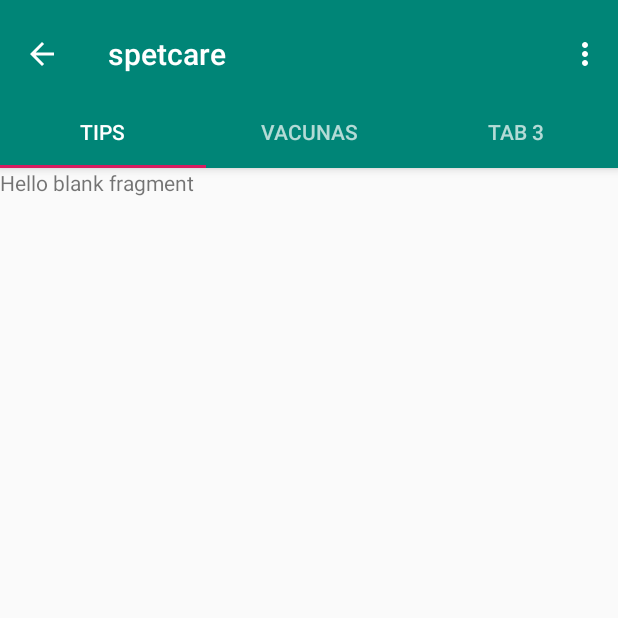
After one commit to Rosi2/Spetcare, an Android app: the tabActivity screen opened directly, with no data from a screen before it, on a phone screen of 412 x 824 dp, the top half of it. The commit adds this screen. Run offline under Robolectric (Android 15) with nearby library versions, the phone set to English and light mode, and no system bars.

Commit message:
tabs basico

```diff
--- a/app/build.gradle
+++ b/app/build.gradle
@@ -25,6 +25,8 @@ dependencies {
     //implementation 'com.google.firebase:firebase-core:16.0.4'
     implementation 'com.google.firebase:firebase-auth:16.0.4'
     implementation 'com.android.support.constraint:constraint-layout:1.1.3'
+    implementation 'com.android.support:design:28.0.0'
+    implementation 'com.android.support:support-v4:28.0.0'
     testImplementation 'junit:junit:4.12'
     androidTestImplementation 'com.android.support.test:runner:1.0.2'
     androidTestImplementation 'com.android.support.test.espresso:espresso-core:3.0.2'
--- a/app/src/main/java/com/example/hphp/spetcare/MainActivity.java
+++ b/app/src/main/java/com/example/hphp/spetcare/MainActivity.java
@@ -104,6 +104,7 @@ public class MainActivity extends AppCompatActivity implements View.OnClickListe
                             Intent intencion = new Intent(getApplication(), Welcome_Activity.class);
                             intencion.putExtra(Welcome_Activity.user, user);
                             startActivity(intencion);
+                            finish();
                         } else {
                             if (task.getException() instanceof FirebaseAuthUserCollisionException) {//si se presenta una colisión
                                 Toast.makeText(MainActivity.this, "Ese usuario ya existe ", Toast.LENGTH_SHORT).show();
--- a/app/src/main/java/com/example/hphp/spetcare/Welcome_Activity.java
+++ b/app/src/main/java/com/example/hphp/spetcare/Welcome_Activity.java
@@ -1,6 +1,7 @@
 package com.example.hphp.spetcare;
 
 import android.content.Context;
+import android.content.Intent;
 import android.os.Bundle;
 import android.support.v7.app.AppCompatActivity;
 import android.view.View;
@@ -30,6 +31,9 @@ public class Welcome_Activity extends AppCompatActivity {
         gridview.setOnItemClickListener(new AdapterView.OnItemClickListener() {
             public void onItemClick(AdapterView<?> parent, View v,
                                     int position, long id) {
+                Intent intent = new Intent(getBaseContext(), tabActivity.class);
+                intent.putExtra("animal", position);
+                startActivity(intent);
                 Toast.makeText(Welcome_Activity.this, "" + position,
                         Toast.LENGTH_SHORT).show();
             }
--- /dev/null
+++ b/app/src/main/java/com/example/hphp/spetcare/tabActivity.java
@@ -0,0 +1,128 @@
+package com.example.hphp.spetcare;
+
+import android.support.annotation.Nullable;
+import android.support.design.widget.TabLayout;
+import android.support.design.widget.FloatingActionButton;
+import android.support.design.widget.Snackbar;
+import android.support.v7.app.AppCompatActivity;
+import android.support.v7.widget.Toolbar;
+
+import android.support.v4.app.Fragment;
+import android.support.v4.app.FragmentManager;
+import android.support.v4.app.FragmentPagerAdapter;
+import android.support.v4.view.ViewPager;
+import android.os.Bundle;
+import android.view.LayoutInflater;
+import android.view.Menu;
+import android.view.MenuItem;
+import android.view.View;
+import android.view.ViewGroup;
+
+import android.widget.TextView;
+
+public class tabActivity extends AppCompatActivity {
+
+    /**
+     * The {@link android.support.v4.view.PagerAdapter} that will provide
+     * fragments for each of the sections. We use a
+     * {@link FragmentPagerAdapter} derivative, which will keep every
+     * loaded fragment in memory. If this becomes too memory intensive, it
+     * may be best to switch to a
+     * {@link android.support.v4.app.FragmentStatePagerAdapter}.
+     */
+    private SectionsPagerAdapter mSectionsPagerAdapter;
+
+    /**
+     * The {@link ViewPager} that will host the section contents.
+     */
+    private ViewPager mViewPager;
+
+    @Override
+    protected void onCreate(Bundle savedInstanceState) {
+        super.onCreate(savedInstanceState);
+        setContentView(R.layout.activity_tab);
+
+        Toolbar toolbar = (Toolbar) findViewById(R.id.toolbar);
+        setSupportActionBar(toolbar);
+        getSupportActionBar().setDisplayHomeAsUpEnabled(true);
+        // Create the adapter that will return a fragment for each of the three
+        // primary sections of the activity.
+        mSectionsPagerAdapter = new SectionsPagerAdapter(getSupportFragmentManager());
+
+        // Set up the ViewPager with the sections adapter.
+        mViewPager = (ViewPager) findViewById(R.id.container);
+        mViewPager.setAdapter(mSectionsPagerAdapter);
+
+        TabLayout tabLayout = (TabLayout) findViewById(R.id.tabs);
+
+        mViewPager.addOnPageChangeListener(new TabLayout.TabLayoutOnPageChangeListener(tabLayout));
+        tabLayout.addOnTabSelectedListener(new TabLayout.ViewPagerOnTabSelectedListener(mViewPager));
+
+    }
+
+
+    @Override
+    public boolean onCreateOptionsMenu(Menu menu) {
+        // Inflate the menu; this adds items to the action bar if it is present.
+        getMenuInflater().inflate(R.menu.menu_tab, menu);
+        return true;
+    }
+
+    @Override
+    public boolean onOptionsItemSelected(MenuItem item) {
+        // Handle action bar item clicks here. The action bar will
+        // automatically handle clicks on the Home/Up button, so long
+        // as you specify a parent activity in AndroidManifest.xml.
+        int id = item.getItemId();
+        //noinspection SimplifiableIfStatement
+        if (id == R.id.action_settings) {
+            return true;
+        }
+
+        return super.onOptionsItemSelected(item);
+    }
+
+
+    /**
+     * A {@link FragmentPagerAdapter} that returns a fragment corresponding to
+     * one of the sections/tabs/pages.
+     */
+    public class SectionsPagerAdapter extends FragmentPagerAdapter {
+
+        public SectionsPagerAdapter(FragmentManager fm) {
+            super(fm);
+        }
+
+        @Override
+        public Fragment getItem(int position) {
+            switch (position){
+                case 0:
+                    tipsFragment tab1 = new tipsFragment();
+                    return tab1;
+                case 1:
+                    vacunas tab2 = new vacunas();
+                    return  tab2;
+                default:
+                    return null;
+            }
+        }
+
+        @Override
+        public int getCount() {
+            // Show 3 total pages.
+            return 2;
+        }
+
+        @Nullable
+        @Override
+        public CharSequence getPageTitle(int position) {
+            switch (position){
+                case 0:
+                    return "TIPS";
+                case 1:
+                    return "VACUNAS";
+            }
+            return null;
+        }
+    }
+}
--- /dev/null
+++ b/app/src/main/java/com/example/hphp/spetcare/tipsFragment.java
@@ -0,0 +1,27 @@
+package com.example.hphp.spetcare;
+
+import android.content.Context;
+import android.net.Uri;
+import android.os.Bundle;
+import android.support.v4.app.Fragment;
+import android.view.LayoutInflater;
+import android.view.View;
+import android.view.ViewGroup;
+
+
+/**
+ * A simple {@link Fragment} subclass.
+ * Activities that contain this fragment must implement the
+ * {@link tipsFragment.OnFragmentInteractionListener} interface
+ * to handle interaction events.
+ * Use the {@link tipsFragment#newInstance} factory method to
+ * create an instance of this fragment.
+ */
+public class tipsFragment extends Fragment {
+        @Override
+    public View onCreateView(LayoutInflater inflater, ViewGroup container,
+                             Bundle savedInstanceState) {
+        // Inflate the layout for this fragment
+        return inflater.inflate(R.layout.fragment_tips, container, false);
+    }
+}
--- /dev/null
+++ b/app/src/main/java/com/example/hphp/spetcare/vacunas.java
@@ -0,0 +1,28 @@
+package com.example.hphp.spetcare;
+
+import android.content.Context;
+import android.net.Uri;
+import android.os.Bundle;
+import android.support.v4.app.Fragment;
+import android.view.LayoutInflater;
+import android.view.View;
+import android.view.ViewGroup;
+
+
+/**
+ * A simple {@link Fragment} subclass.
+ * Activities that contain this fragment must implement the
+ * {@link vacunas.OnFragmentInteractionListener} interface
+ * to handle interaction events.
+ * Use the {@link vacunas#newInstance} factory method to
+ * create an instance of this fragment.
+ */
+public class vacunas extends Fragment {
+   @Override
+    public View onCreateView(LayoutInflater inflater, ViewGroup container,
+                             Bundle savedInstanceState) {
+        // Inflate the layout for this fragment
+        return inflater.inflate(R.layout.fragment_vacunas, container, false);
+    }
+
+}
--- /dev/null
+++ b/app/src/main/res/layout/activity_tab.xml
@@ -0,0 +1,62 @@
+<?xml version="1.0" encoding="utf-8"?>
+<android.support.design.widget.CoordinatorLayout xmlns:android="http://schemas.android.com/apk/res/android"
+    xmlns:app="http://schemas.android.com/apk/res-auto"
+    xmlns:tools="http://schemas.android.com/tools"
+    android:id="@+id/main_content"
+    android:layout_width="match_parent"
+    android:layout_height="match_parent"
+    android:fitsSystemWindows="true"
+    tools:context=".tabActivity">
+
+    <android.support.design.widget.AppBarLayout
+        android:id="@+id/appbar"
+        android:layout_width="match_parent"
+        android:layout_height="wrap_content"
+        android:paddingTop="@dimen/appbar_padding_top"
+        android:theme="@style/AppTheme.AppBarOverlay">
+
+        <android.support.v7.widget.Toolbar
+            android:id="@+id/toolbar"
+            android:layout_width="match_parent"
+            android:layout_height="?attr/actionBarSize"
+            android:layout_weight="1"
+            android:background="?attr/colorPrimary"
+            app:layout_scrollFlags="scroll|enterAlways"
+            app:popupTheme="@style/AppTheme.PopupOverlay"
+            app:title="@string/app_name">
+
+        </android.support.v7.widget.Toolbar>
+
+        <android.support.design.widget.TabLayout
+            android:id="@+id/tabs"
+            android:layout_width="match_parent"
+            android:layout_height="wrap_content">
+
+            <android.support.design.widget.TabItem
+                android:id="@+id/tabItem"
+                android:layout_width="wrap_content"
+                android:layout_height="wrap_content"
+                android:text="@string/tab_text_1" />
+
+            <android.support.design.widget.TabItem
+                android:id="@+id/tabItem2"
+                android:layout_width="wrap_content"
+                android:layout_height="wrap_content"
+                android:text="@string/tab_text_2" />
+
+            <android.support.design.widget.TabItem
+                android:id="@+id/tabItem3"
+                android:layout_width="wrap_content"
+                android:layout_height="wrap_content"
+                android:text="@string/tab_text_3" />
+
+        </android.support.design.widget.TabLayout>
+    </android.support.design.widget.AppBarLayout>
+
+    <android.support.v4.view.ViewPager
+        android:id="@+id/container"
+        android:layout_width="match_parent"
+        android:layout_height="match_parent"
+        app:layout_behavior="@string/appbar_scrolling_view_behavior" />
+
+</android.support.design.widget.CoordinatorLayout>
--- /dev/null
+++ b/app/src/main/res/layout/fragment_tips.xml
@@ -0,0 +1,14 @@
+<?xml version="1.0" encoding="utf-8"?>
+<FrameLayout xmlns:android="http://schemas.android.com/apk/res/android"
+    xmlns:tools="http://schemas.android.com/tools"
+    android:layout_width="match_parent"
+    android:layout_height="match_parent"
+    tools:context=".tipsFragment">
+
+    <!-- TODO: Update blank fragment layout -->
+    <TextView
+        android:layout_width="match_parent"
+        android:layout_height="match_parent"
+        android:text="@string/hello_blank_fragment" />
+
+</FrameLayout>
--- /dev/null
+++ b/app/src/main/res/menu/menu_tab.xml
@@ -0,0 +1,10 @@
+<menu xmlns:android="http://schemas.android.com/apk/res/android"
+    xmlns:app="http://schemas.android.com/apk/res-auto"
+    xmlns:tools="http://schemas.android.com/tools"
+    tools:context="com.example.hphp.spetcare.tabActivity">
+    <item
+        android:id="@+id/action_settings"
+        android:orderInCategory="100"
+        android:title="@string/action_settings"
+        app:showAsAction="never" />
+</menu>
--- /dev/null
+++ b/app/src/main/res/values-w820dp/dimens.xml
@@ -0,0 +1,6 @@
+<resources>
+    <!-- Example customization of dimensions originally defined in res/values/dimens.xml
+         (such as screen margins) for screens with more than 820dp of available width. This
+         would include 7" and 10" devices in landscape (~960dp and ~1280dp respectively). -->
+    <dimen name="activity_horizontal_margin">64dp</dimen>
+</resources>
--- a/app/src/main/res/values/strings.xml
+++ b/app/src/main/res/values/strings.xml
@@ -4,4 +4,13 @@
     <string name="registro">Registrarse</string>
     <string name="email">Email</string>
     <string name="password">Contraseña</string>
+    <string name="title_activity_tab">tabActivity</string>
+    <string name="tab_text_1">Tips</string>
+    <string name="tab_text_2">Vacunas</string>
+    <string name="tab_text_3">Tab 3</string>
+    <string name="action_settings">Settings</string>
+    <string name="section_format">Hello World from section: %1$d</string>
+
+    <!-- TODO: Remove or change this placeholder text -->
+    <string name="hello_blank_fragment">Hello blank fragment</string>
 </resources>
--- a/app/src/main/res/values/styles.xml
+++ b/app/src/main/res/values/styles.xml
@@ -8,4 +8,13 @@
         <item name="colorAccent">@color/colorAccent</item>
     </style>
 
+    <style name="AppTheme.NoActionBar">
+        <item name="windowActionBar">false</item>
+        <item name="windowNoTitle">true</item>
+    </style>
+
+    <style name="AppTheme.AppBarOverlay" parent="ThemeOverlay.AppCompat.Dark.ActionBar" />
+
+    <style name="AppTheme.PopupOverlay" parent="ThemeOverlay.AppCompat.Light" />
+
 </resources>
```
Also changed, not shown: app/src/main/AndroidManifest.xml (+13 -2 lines), app/src/main/res/layout/fragment_tab.xml (added, +23 -0 lines), app/src/main/res/layout/fragment_vacunas.xml (added, +14 -0 lines), app/src/main/res/values/dimens.xml (added, +7 -0 lines).
